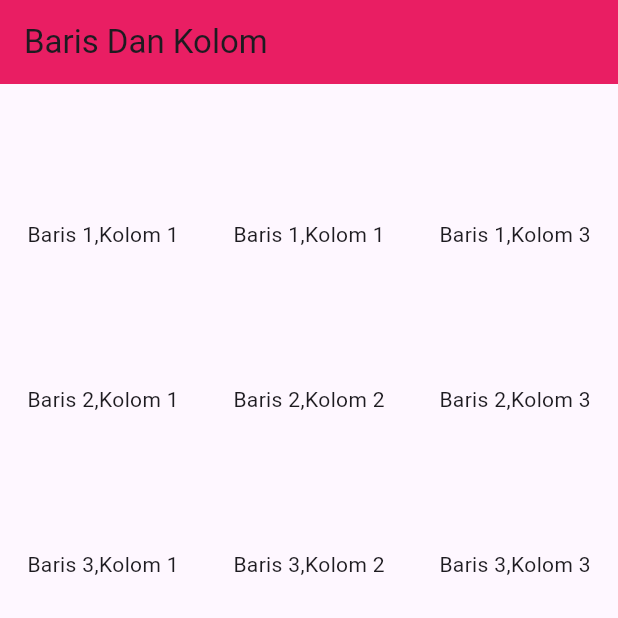
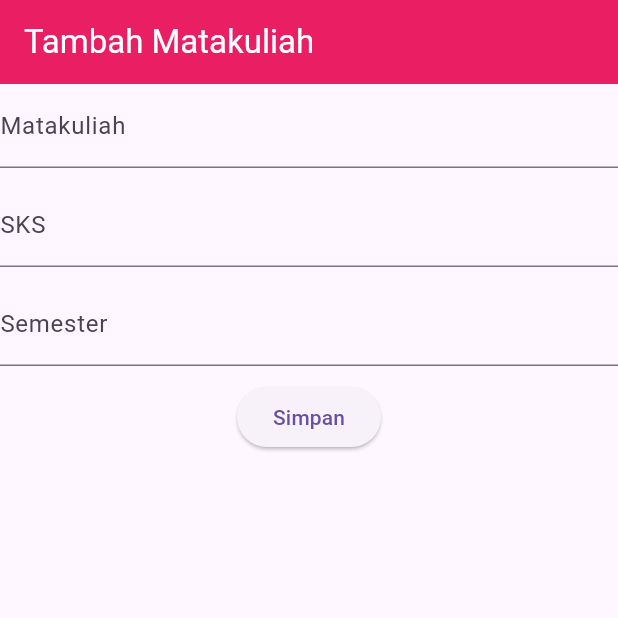
Before and after one commit to panji881/BelajarFlutter, a Flutter app: the screen it shows after launch, on a phone screen of 412 x 824 dp, the top half of it. Run offline on Flutter 3.47's test engine with Material 3 defaults, Android fonts, the phone set to English and light mode, and no system bars.

Commit message:
Tugas pertemuan 7

```diff
--- a/lib/main.dart
+++ b/lib/main.dart
@@ -1,5 +1,8 @@
 import 'package:flutter/material.dart';
-import 'baris_kolom.dart';
+// import 'halaman_pertama.dart';
+import 'contoh_stateless.dart';
+import 'contoh_stateful.dart';
+import 'matakuliah_form.dart';
 
 void main() => runApp(MyApp());
 
@@ -8,7 +11,7 @@ class MyApp extends StatelessWidget {
   @override
   Widget build(BuildContext context) {
     return MaterialApp(title: 'Latihan Flutter',
-    home: BarisKolom()
+    home: MatakuliahForm()
     );
   }
 }
--- /dev/null
+++ b/lib/matakuliah_detail.dart
@@ -0,0 +1,33 @@
+import 'package:flutter/material.dart';
+
+class MatakuliahDetail extends StatelessWidget {
+  final String mataKuliah;
+  final int sks;
+  final String semester;
+
+  const MatakuliahDetail({
+    super.key,
+    required this.mataKuliah,
+    required this.sks,
+    required this.semester,
+  });
+
+  @override
+  Widget build(BuildContext context) {
+    return Scaffold(
+      appBar: AppBar(
+        title: Text("Detail Matakuliah", style: TextStyle(color: Colors.white)),
+        backgroundColor: Colors.pink,
+      ),
+      body: Center(
+        child: Column(
+          children: [
+            Text("Matakuliah : " + mataKuliah),
+            Text("SKS : ${sks}"),
+            Text("Semester : " + semester),
+          ],
+        ),
+      ),
+    );
+  }
+}
--- /dev/null
+++ b/lib/matakuliah_form.dart
@@ -0,0 +1,80 @@
+import 'package:flutter/material.dart';
+import './matakuliah_detail.dart';
+
+class MatakuliahForm extends StatefulWidget {
+  const MatakuliahForm({super.key});
+
+  @override
+  State<MatakuliahForm> createState() => _MatakuliahFormState();
+}
+
+class _MatakuliahFormState extends State<MatakuliahForm> {
+  final _formKey = GlobalKey<FormState>();
+  final _mataKuliahCtrl = TextEditingController();
+  final _sksCtrl = TextEditingController();
+  final _semesterCtrl = TextEditingController();
+
+  @override
+  Widget build(BuildContext context) {
+    return Scaffold(
+      appBar: AppBar(
+        title: Text("Tambah Matakuliah", style: TextStyle(color: Colors.white)),
+        backgroundColor: Colors.pink,
+      ),
+      body: Form(
+        key: _formKey,
+        child: Column(
+          children: [
+            _mataKuliahField(),
+            SizedBox(height: 10),
+            _sksField(),
+            SizedBox(height: 10),
+            _semesterField(),
+            SizedBox(height: 10),
+            _tombolSimpan(),
+          ],
+        ),
+      ),
+    );
+  }
+
+  Widget _mataKuliahField() {
+    return TextField(
+      decoration: InputDecoration(labelText: "Matakuliah"),
+      controller: _mataKuliahCtrl,
+    );
+  }
+
+  Widget _sksField() {
+    return TextField(
+      decoration: InputDecoration(labelText: "SKS"),
+      controller: _sksCtrl,
+    );
+  }
+
+  Widget _semesterField() {
+    return TextField(
+      decoration: InputDecoration(labelText: "Semester"),
+      controller: _semesterCtrl,
+    );
+  }
+
+  Widget _tombolSimpan() {
+    return ElevatedButton(
+      onPressed: () {
+        Navigator.push(
+          context,
+          MaterialPageRoute(
+            builder:
+                (context) => MatakuliahDetail(
+                  mataKuliah: _mataKuliahCtrl.text,
+                  sks: int.parse(_sksCtrl.text),
+                  semester: _semesterCtrl.text,
+                ),
+          ),
+        );
+      },
+      child: Text("Simpan"),
+    );
+  }
+}
```
